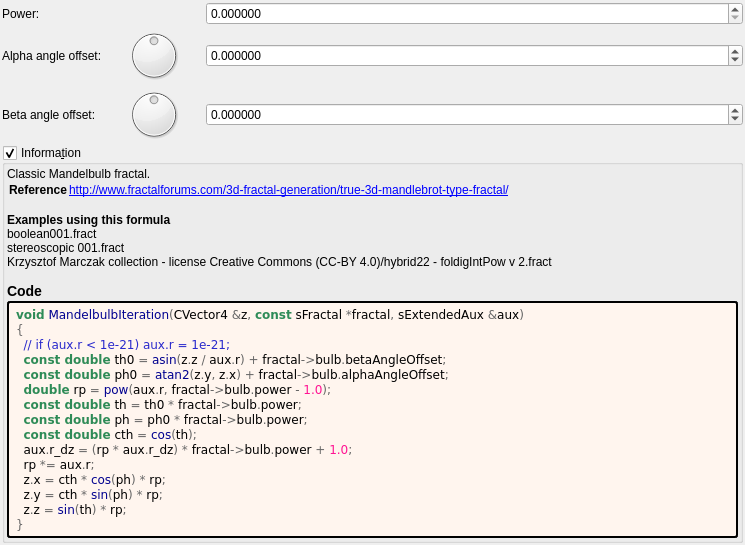
Old version of the form mandelbulber2/formula/ui/fractal_mandelbulb.ui in the repository buddhi1980/mandelbulber2.
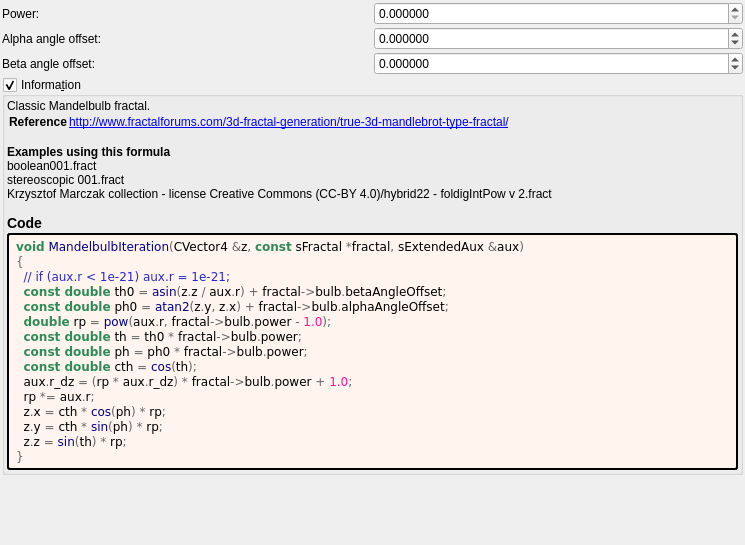
New version of the form. Custom widgets are drawn as their Qt base class.

Commit message: Added dial for edit fields for angle. Cleaned up UIs

```diff
--- a/mandelbulber2/formula/ui/fractal_mandelbulb.ui
+++ b/mandelbulber2/formula/ui/fractal_mandelbulb.ui
@@ -30,11 +30,39 @@
     <number>2</number>
    </property>
    <item>
-    <layout class="QGridLayout" name="gridLayout" columnstretch="0,0,1">
+    <layout class="QGridLayout" name="gridLayout" columnstretch="0,0">
      <property name="spacing">
       <number>2</number>
      </property>
-     <item row="2" column="2">
+     <item row="1" column="1">
+      <widget class="MyDoubleSpinBox" name="spinboxd_alpha_angle_offset">
+       <property name="sizePolicy">
+        <sizepolicy hsizetype="Minimum" vsizetype="Maximum">
+         <horstretch>0</horstretch>
+         <verstretch>0</verstretch>
+        </sizepolicy>
+       </property>
+       <property name="prefix">
+        <string/>
+       </property>
+       <property name="suffix">
+        <string/>
+       </property>
+       <property name="decimals">
+        <number>6</number>
+       </property>
+       <property name="minimum">
+        <double>-36000.000000000000000</double>
+       </property>
+       <property name="maximum">
+        <double>36000.000000000000000</double>
+       </property>
+       <property name="singleStep">
+        <double>0.100000000000000</double>
+       </property>
+      </widget>
+     </item>
+     <item row="2" column="1">
       <widget class="MyDoubleSpinBox" name="spinboxd_beta_angle_offset">
        <property name="sizePolicy">
         <sizepolicy hsizetype="Minimum" vsizetype="Maximum">
@@ -62,14 +90,7 @@
        </property>
       </widget>
      </item>
-     <item row="1" column="0">
-      <widget class="QLabel" name="label_8">
-       <property name="text">
-        <string>Alpha angle offset:</string>
-       </property>
-      </widget>
-     </item>
-     <item row="0" column="2">
+     <item row="0" column="1">
       <widget class="MyDoubleSpinBox" name="spinbox_power">
        <property name="sizePolicy">
         <sizepolicy hsizetype="Minimum" vsizetype="Maximum">
@@ -97,41 +118,6 @@
        </property>
       </widget>
      </item>
-     <item row="1" column="2">
-      <widget class="MyDoubleSpinBox" name="spinboxd_alpha_angle_offset">
-       <property name="sizePolicy">
-        <sizepolicy hsizetype="Minimum" vsizetype="Maximum">
-         <horstretch>0</horstretch>
-         <verstretch>0</verstretch>
-        </sizepolicy>
-       </property>
-       <property name="prefix">
-        <string/>
-       </property>
-       <property name="suffix">
-        <string/>
-       </property>
-       <property name="decimals">
-        <number>6</number>
-       </property>
-       <property name="minimum">
-        <double>-36000.000000000000000</double>
-       </property>
-       <property name="maximum">
-        <double>36000.000000000000000</double>
-       </property>
-       <property name="singleStep">
-        <double>0.100000000000000</double>
-       </property>
-      </widget>
-     </item>
-     <item row="0" column="0">
-      <widget class="QLabel" name="label_7">
-       <property name="text">
-        <string>Power:</string>
-       </property>
-      </widget>
-     </item>
      <item row="2" column="0">
       <widget class="QLabel" name="label_9">
        <property name="text">
@@ -139,29 +125,17 @@
        </property>
       </widget>
      </item>
-     <item row="1" column="1">
-      <widget class="QDial" name="dial_alpha_angle_offset">
-       <property name="minimum">
-        <number>-18000</number>
-       </property>
-       <property name="maximum">
-        <number>18000</number>
-       </property>
-       <property name="wrapping">
-        <bool>true</bool>
+     <item row="1" column="0">
+      <widget class="QLabel" name="label_8">
+       <property name="text">
+        <string>Alpha angle offset:</string>
        </property>
       </widget>
      </item>
-     <item row="2" column="1">
-      <widget class="QDial" name="dial_beta_angle_offset">
-       <property name="minimum">
-        <number>-18000</number>
-       </property>
-       <property name="maximum">
-        <number>18000</number>
-       </property>
-       <property name="wrapping">
-        <bool>true</bool>
+     <item row="0" column="0">
+      <widget class="QLabel" name="label_7">
+       <property name="text">
+        <string>Power:</string>
        </property>
       </widget>
      </item>
@@ -269,17 +243,17 @@
   </layout>
  </widget>
  <customwidgets>
+  <customwidget>
+   <class>MyDoubleSpinBox</class>
+   <extends>QDoubleSpinBox</extends>
+   <header>my_double_spin_box.h</header>
+  </customwidget>
   <customwidget>
    <class>MyGroupBox</class>
    <extends>QGroupBox</extends>
    <header>my_group_box.h</header>
    <container>1</container>
   </customwidget>
-  <customwidget>
-   <class>MyDoubleSpinBox</class>
-   <extends>QDoubleSpinBox</extends>
-   <header>my_double_spin_box.h</header>
-  </customwidget>
  </customwidgets>
  <tabstops>
   <tabstop>spinbox_power</tabstop>
```
Left out of the diff: 2 changed lines with no effect on the pictures. The commit also changes 14 other files.
